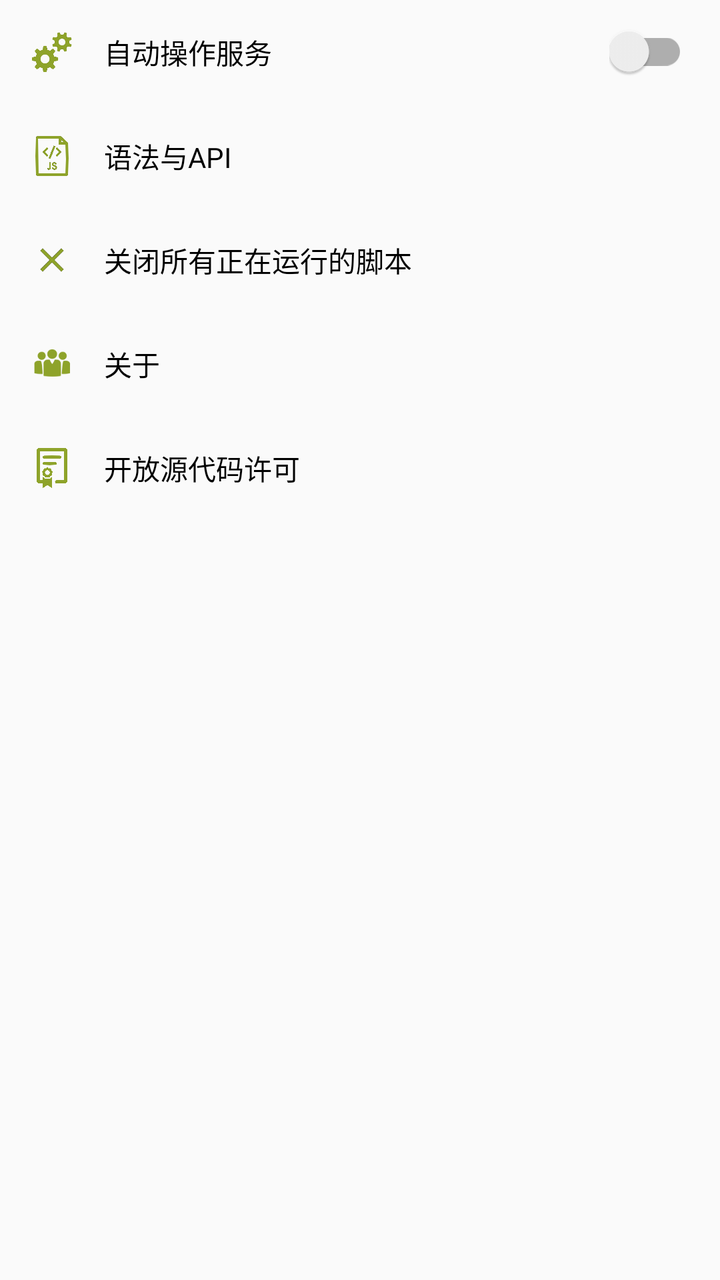
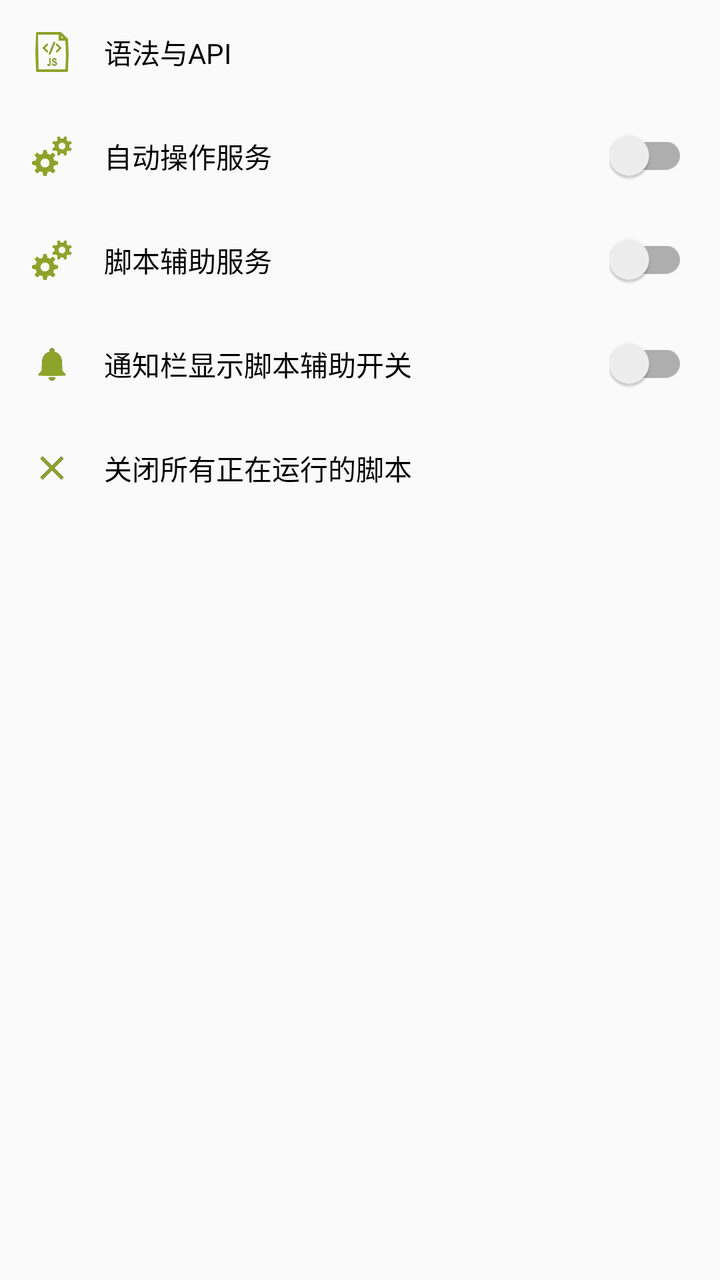

An Android layout rendered at two revisions. The XML below is the earlier revision; the diff shows what the commit changed to produce the second picture.
<!-- AndroidManifest.xml: application theme AppTheme -->
<!-- res/layout/fragment_slide_menu.xml -->
<?xml version="1.0" encoding="utf-8"?>
<LinearLayout xmlns:android="http://schemas.android.com/apk/res/android"
              xmlns:tools="http://schemas.android.com/tools"
              android:layout_width="match_parent"
              android:layout_height="match_parent"
              android:orientation="vertical">

    <RelativeLayout
        android:id="@+id/auto_operate_service"
        android:layout_width="match_parent"
        android:layout_height="52dp"
        android:background="?selectableItemBackground"
        android:gravity="center_vertical">

        <ImageView
            android:id="@+id/icon_service"
            android:layout_width="20dp"
            android:layout_height="20dp"
            android:layout_alignParentLeft="true"
            android:layout_margin="16dp"
            android:src="@drawable/ic_service_green"/>

        <TextView
            android:layout_width="wrap_content"
            android:layout_height="match_parent"
            android:layout_toRightOf="@id/icon_service"
            android:gravity="center"
            android:text="@string/text_auto_operate_service"
            android:textColor="@android:color/primary_text_light"/>

        <android.support.v7.widget.SwitchCompat
            android:id="@+id/sw_auto_operate_service"
            android:layout_width="wrap_content"
            android:layout_height="wrap_content"
            android:layout_alignParentEnd="true"
            android:layout_centerVertical="true"
            android:layout_marginRight="16dp"/>

    </RelativeLayout>


    <LinearLayout
        android:id="@+id/syntax_and_api"
        android:layout_width="match_parent"
        android:layout_height="52dp"
        android:background="?selectableItemBackground"
        android:gravity="center_vertical"
        android:orientation="horizontal">

        <ImageView
            android:layout_width="20dp"
            android:layout_height="20dp"
            android:layout_margin="16dp"
            android:src="@drawable/ic_js"/>

        <TextView
            android:layout_width="wrap_content"
            android:layout_height="match_parent"
            android:gravity="center"
            android:text="@string/text_syntax_and_api"
            android:textColor="@android:color/primary_text_light"/>
    </LinearLayout>

    <LinearLayout
        android:id="@+id/stop_all_running_scripts"
        android:layout_width="match_parent"
        android:layout_height="52dp"
        android:background="?selectableItemBackground"
        android:gravity="center_vertical"
        android:orientation="horizontal">

        <ImageView
            android:layout_width="20dp"
            android:layout_height="20dp"
            android:layout_margin="16dp"
            android:src="@drawable/ic_close_green_48dp"/>

        <TextView
            android:layout_width="wrap_content"
            android:layout_height="match_parent"
            android:gravity="center"
            android:text="@string/text_close_all_running_scripts"
            android:textColor="@android:color/primary_text_light"/>
    </LinearLayout>

    <LinearLayout
        android:id="@+id/about_app"
        android:layout_width="match_parent"
        android:layout_height="52dp"
        android:background="?selectableItemBackground"
        android:gravity="center_vertical"
        android:orientation="horizontal">

        <ImageView
            android:layout_width="20dp"
            android:layout_height="20dp"
            android:layout_margin="16dp"
            android:src="@drawable/ic_about_us_green_100px"/>

        <TextView
            android:layout_width="wrap_content"
            android:layout_height="match_parent"
            android:gravity="center"
            android:text="@string/text_about"
            android:textColor="@android:color/primary_text_light"/>
    </LinearLayout>

    <LinearLayout
        android:id="@+id/licenses"
        android:layout_width="match_parent"
        android:layout_height="52dp"
        android:background="?selectableItemBackground"
        android:gravity="center_vertical"
        android:orientation="horizontal">

        <ImageView
            android:layout_width="20dp"
            android:layout_height="20dp"
            android:layout_margin="16dp"
            android:src="@drawable/ic_license_green"/>

        <TextView
            android:layout_width="wrap_content"
            android:layout_height="match_parent"
            android:gravity="center"
            android:text="@string/text_licenses"
            android:textColor="@android:color/primary_text_light"/>
    </LinearLayout>
</LinearLayout>
<!-- resources referenced by this layout -->
<resources>
  <!-- drawable ic_about_us_green_100px: png bitmap (drawable, 2801 bytes) -->
  <!-- drawable ic_close_green_48dp: png bitmap (drawable, 1136 bytes) -->
  <!-- drawable ic_js: png bitmap (drawable, 8762 bytes) -->
  <!-- drawable ic_license_green: png bitmap (drawable, 11599 bytes) -->
  <!-- drawable ic_service_green: png bitmap (drawable, 10880 bytes) -->
  <string name="text_about">关于</string>
  <string name="text_auto_operate_service">自动操作服务</string>
  <string name="text_close_all_running_scripts">关闭所有正在运行的脚本</string>
  <string name="text_licenses">开放源代码许可</string>
  <string name="text_syntax_and_api">语法与API</string>
  <style name="AppTheme" parent="Theme.AppCompat.Light.NoActionBar">
          
          <item name="colorPrimary">@color/colorPrimary</item>
          <item name="colorPrimaryDark">@color/colorPrimaryDark</item>
          <item name="colorAccent">@color/colorAccent</item>
      </style>
  <color name="colorPrimary">#8ea22a</color>
  <color name="colorPrimaryDark">#5e6b1e</color>
  <color name="colorAccent">#8ea22a</color>
</resources>

<!-- the commit's change to res/layout/fragment_slide_menu.xml (unified diff, before → after) -->
@@ -4,6 +4,28 @@
               android:layout_width="match_parent"
               android:layout_height="match_parent"
               android:orientation="vertical">
+
+    <LinearLayout
+        android:id="@+id/syntax_and_api"
+        android:layout_width="match_parent"
+        android:layout_height="52dp"
+        android:background="?selectableItemBackground"
+        android:gravity="center_vertical"
+        android:orientation="horizontal">
+
+        <ImageView
+            android:layout_width="20dp"
+            android:layout_height="20dp"
+            android:layout_margin="16dp"
+            android:src="@drawable/ic_js"/>
+
+        <TextView
+            android:layout_width="wrap_content"
+            android:layout_height="match_parent"
+            android:gravity="center"
+            android:text="@string/text_syntax_and_api"
+            android:textColor="@android:color/primary_text_light"/>
+    </LinearLayout>
 
     <RelativeLayout
         android:id="@+id/auto_operate_service"
@@ -39,27 +61,71 @@
     </RelativeLayout>
 
 
-    <LinearLayout
-        android:id="@+id/syntax_and_api"
+    <RelativeLayout
+        android:id="@+id/assist_service"
         android:layout_width="match_parent"
         android:layout_height="52dp"
         android:background="?selectableItemBackground"
-        android:gravity="center_vertical"
-        android:orientation="horizontal">
+        android:gravity="center_vertical">
 
         <ImageView
+            android:id="@+id/icon_assist_service"
             android:layout_width="20dp"
             android:layout_height="20dp"
+            android:layout_alignParentLeft="true"
             android:layout_margin="16dp"
-            android:src="@drawable/ic_js"/>
+            android:src="@drawable/ic_service_green"/>
 
         <TextView
             android:layout_width="wrap_content"
             android:layout_height="match_parent"
+            android:layout_toRightOf="@id/icon_assist_service"
             android:gravity="center"
-            android:text="@string/text_syntax_and_api"
+            android:text="@string/text_assist_service"
             android:textColor="@android:color/primary_text_light"/>
-    </LinearLayout>
+
+        <android.support.v7.widget.SwitchCompat
+            android:id="@+id/sw_assist_service"
+            android:layout_width="wrap_content"
+            android:layout_height="wrap_content"
+            android:layout_alignParentEnd="true"
+            android:layout_centerVertical="true"
+            android:layout_marginRight="16dp"/>
+
+    </RelativeLayout>
+
+    <RelativeLayout
+        android:id="@+id/assist_service_notification"
+        android:layout_width="match_parent"
+        android:layout_height="52dp"
+        android:background="?selectableItemBackground"
+        android:gravity="center_vertical">
+
+        <ImageView
+            android:id="@+id/icon_assist_service_notification"
+            android:layout_width="20dp"
+            android:layout_height="20dp"
+            android:layout_alignParentLeft="true"
+            android:layout_margin="16dp"
+            android:src="@drawable/ic_notifications_green_48dp"/>
+
+        <TextView
+            android:layout_width="wrap_content"
+            android:layout_height="match_parent"
+            android:layout_toRightOf="@id/icon_assist_service_notification"
+            android:gravity="center"
+            android:text="@string/text_assist_service_notification"
+            android:textColor="@android:color/primary_text_light"/>
+
+        <android.support.v7.widget.SwitchCompat
+            android:id="@+id/sw_assist_service_notification"
+            android:layout_width="wrap_content"
+            android:layout_height="wrap_content"
+            android:layout_alignParentEnd="true"
+            android:layout_centerVertical="true"
+            android:layout_marginRight="16dp"/>
+
+    </RelativeLayout>
 
     <LinearLayout
         android:id="@+id/stop_all_running_scripts"
@@ -83,47 +149,4 @@
             android:textColor="@android:color/primary_text_light"/>
     </LinearLayout>
 
-    <LinearLayout
-        android:id="@+id/about_app"
-        android:layout_width="match_parent"
-        android:layout_height="52dp"
-        android:background="?selectableItemBackground"
-        android:gravity="center_vertical"
-        android:orientation="horizontal">
-
-        <ImageView
-            android:layout_width="20dp"
-            android:layout_height="20dp"
-            android:layout_margin="16dp"
-            android:src="@drawable/ic_about_us_green_100px"/>
-
-        <TextView
-            android:layout_width="wrap_content"
-            android:layout_height="match_parent"
-            android:gravity="center"
-            android:text="@string/text_about"
-            android:textColor="@android:color/primary_text_light"/>
-    </LinearLayout>
-
-    <LinearLayout
-        android:id="@+id/licenses"
-        android:layout_width="match_parent"
-        android:layout_height="52dp"
-        android:background="?selectableItemBackground"
-        android:gravity="center_vertical"
-        android:orientation="horizontal">
-
-        <ImageView
-            android:layout_width="20dp"
-            android:layout_height="20dp"
-            android:layout_margin="16dp"
-            android:src="@drawable/ic_license_green"/>
-
-        <TextView
-            android:layout_width="wrap_content"
-            android:layout_height="match_parent"
-            android:gravity="center"
-            android:text="@string/text_licenses"
-            android:textColor="@android:color/primary_text_light"/>
-    </LinearLayout>
-</LinearLayout>
+ </LinearLayout>
<!-- resource entries referenced after the edit -->
@@ -1,14 +1,13 @@
 <!-- resources referenced by this layout -->
 <resources>
-  <!-- drawable ic_about_us_green_100px: png bitmap (drawable, 2801 bytes) -->
   <!-- drawable ic_close_green_48dp: png bitmap (drawable, 1136 bytes) -->
   <!-- drawable ic_js: png bitmap (drawable, 8762 bytes) -->
-  <!-- drawable ic_license_green: png bitmap (drawable, 11599 bytes) -->
+  <!-- drawable ic_notifications_green_48dp: png bitmap (drawable, 1492 bytes) -->
   <!-- drawable ic_service_green: png bitmap (drawable, 10880 bytes) -->
-  <string name="text_about">关于</string>
+  <string name="text_assist_service">脚本辅助服务</string>
+  <string name="text_assist_service_notification">通知栏显示脚本辅助开关</string>
   <string name="text_auto_operate_service">自动操作服务</string>
   <string name="text_close_all_running_scripts">关闭所有正在运行的脚本</string>
-  <string name="text_licenses">开放源代码许可</string>
   <string name="text_syntax_and_api">语法与API</string>
   <style name="AppTheme" parent="Theme.AppCompat.Light.NoActionBar">
           
